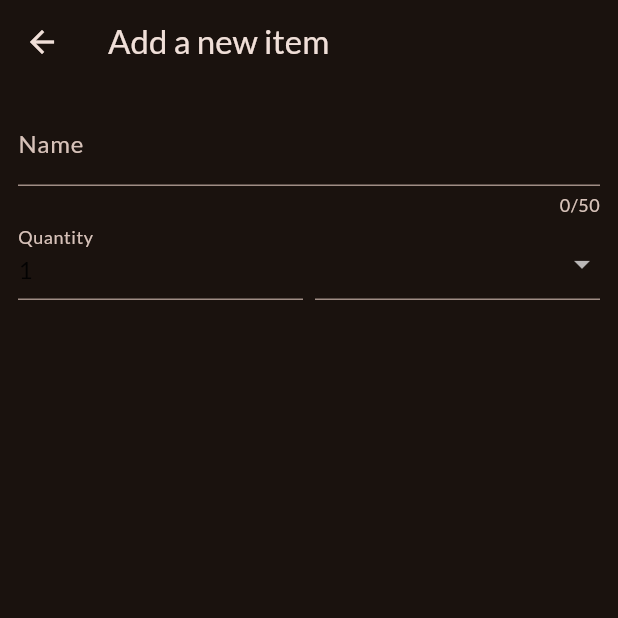
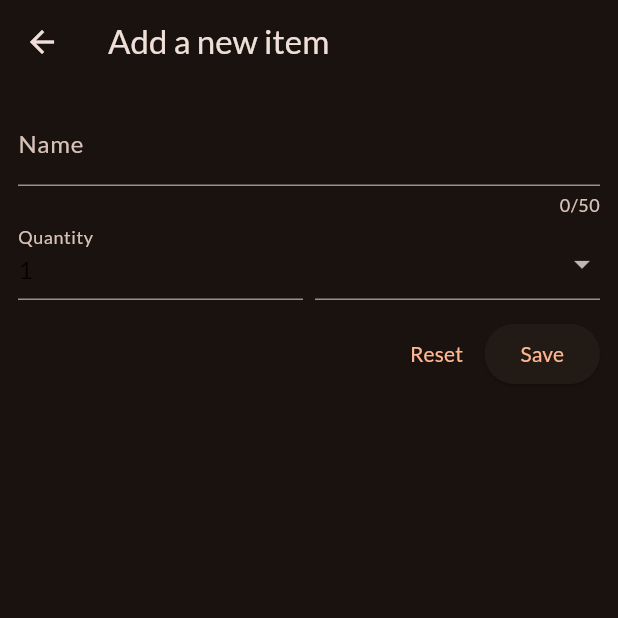
Before and after one commit to Louis-Gil/playground, a Flutter app: the NewItem screen opened directly, on a phone screen of 412 x 824 dp, the top half of it. Run offline on Flutter 3.47's test engine with Material 2 defaults, Android fonts, the phone set to English and light mode, and no system bars; our stand-ins replace flutter_riverpod, google_fonts, transparent_image.

Commit message:
feat : Add new item button

```diff
--- a/flutter_guild/shopping_list/lib/widgets/new_item.dart
+++ b/flutter_guild/shopping_list/lib/widgets/new_item.dart
@@ -68,6 +68,14 @@ class _NewItemState extends State<NewItem> {
                   ),
                 ],
               ),
+              const SizedBox(height: 12),
+              Row(
+                mainAxisAlignment: MainAxisAlignment.end,
+                children: [
+                  TextButton(onPressed: () {}, child: const Text('Reset')),
+                  ElevatedButton(onPressed: () {}, child: const Text('Save')),
+                ],
+              )
             ],
           ),
         ),
```
